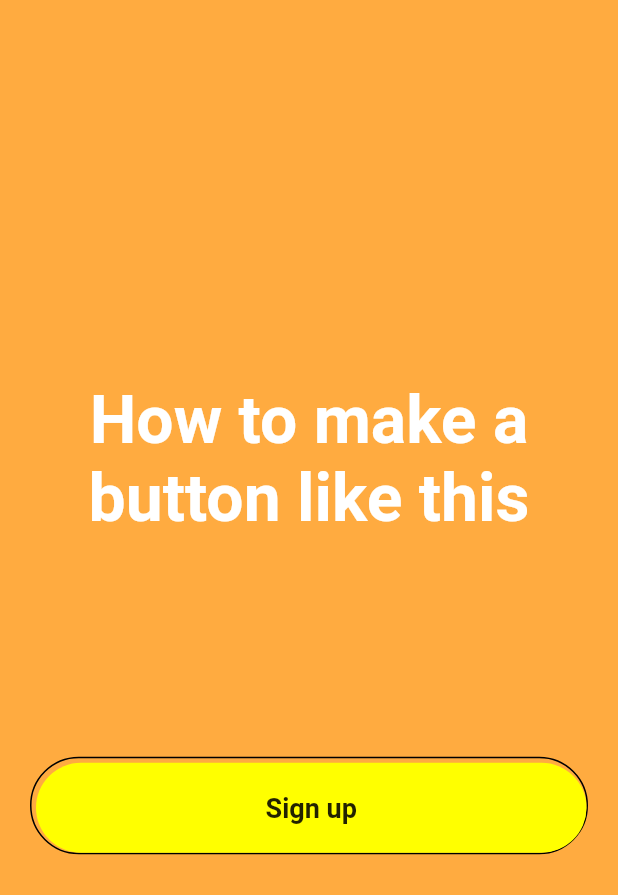
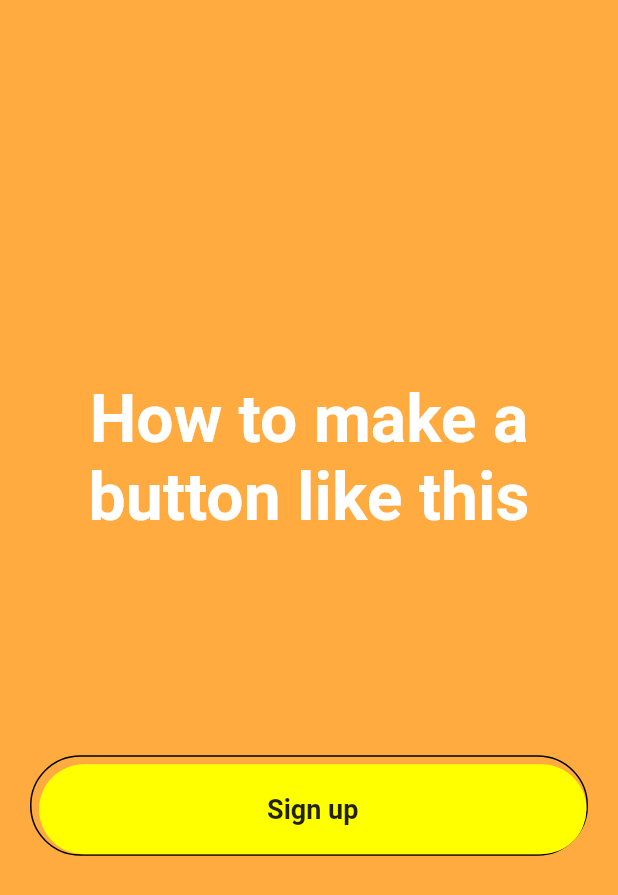
Before and after one commit to afgprogrammer/Flutter-examples, a Flutter app: the screen it shows after launch, on a phone screen of 412 x 824 dp. Shown: the top 895 px of the screen. Run offline on Flutter 3.47's test engine with Material 2 defaults, Android fonts, the phone set to English and light mode, and no system bars.

Commit message:
Add some more padding

```diff
--- a/lib/button.dart
+++ b/lib/button.dart
@@ -6,7 +6,7 @@ class BorderedButton extends StatelessWidget {
   @override
   Widget build(BuildContext context) {
     return Container(
-      padding: EdgeInsets.only(top: 3, left: 3),
+      padding: EdgeInsets.only(top: 5, left: 5),
       decoration: BoxDecoration(
         borderRadius: BorderRadius.circular(50),
         border: Border(
```
